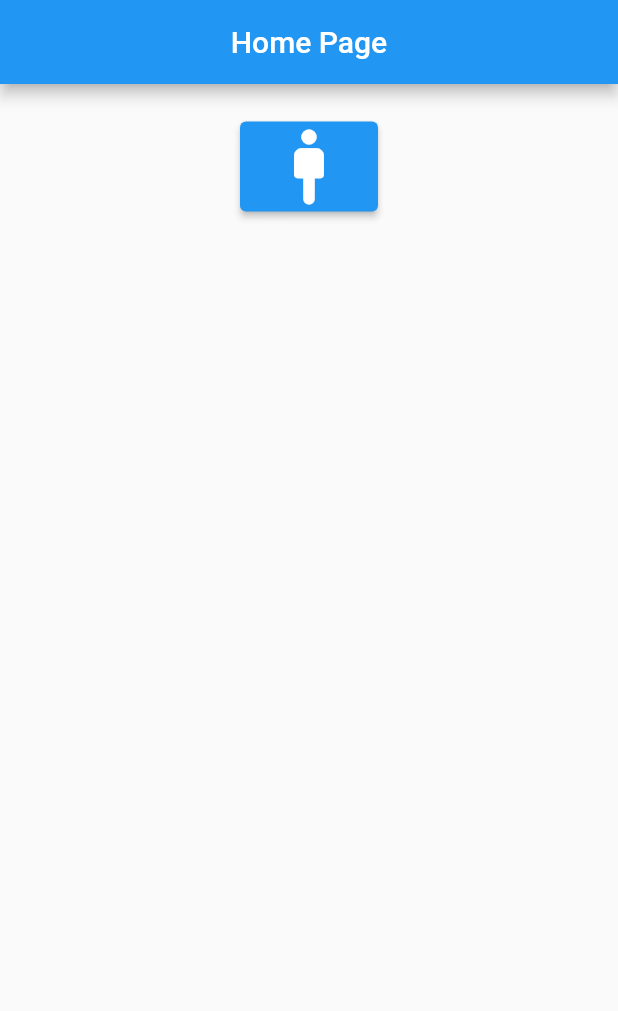
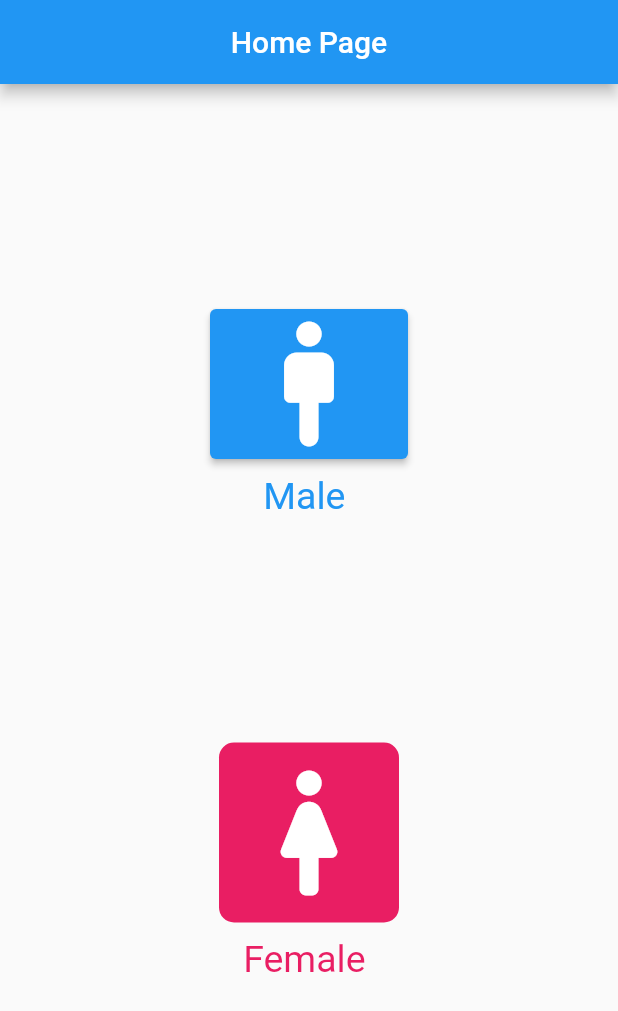
Before and after one commit to AliKomayha/HealthMate_Calc, a Flutter app: the screen it shows after launch, on a phone screen of 412 x 824 dp. Shown: the top 1011 px of the screen. Run offline on Flutter 3.47's test engine with Material 2 defaults, Android fonts, the phone set to English and light mode, and no system bars.

```diff
--- a/lib/home.dart
+++ b/lib/home.dart
@@ -1,5 +1,8 @@
+import 'dart:ui';
+
 import 'package:flutter/material.dart';
 import 'malePage.dart';
+import 'femalePage.dart';
 
 class Home extends StatefulWidget {
   const Home({super.key});
@@ -20,20 +23,57 @@ class _HomeState extends State<Home> {
       body: Center(child: Column(
 
         children: [
-          const SizedBox(height: 25.0,),
+          const SizedBox(height: 150.0,),
 
+          /// male page button
           ElevatedButton(
-              child: const Icon(Icons.man_2_rounded, size: 60),
+
+              child:  Container(
+                   // width: 120,
+                  // height: 120,
+
+                // decoration: BoxDecoration(
+                //   color: Colors.lightBlueAccent,
+                //   //borderRadius: BorderRadius.circular(10),
+                //   ),
+
+                child: Icon(Icons.man_2_rounded, size: 100, color: Colors.white,),
+              ),
+
               onPressed: (){
 
                 Navigator.of(context).push(
                   MaterialPageRoute(builder: (context)=> const malePage(),
                   )
+                );
+              },
+          ),
+          const SizedBox(height: 10.0,),
+          const Text("Male ", style: TextStyle(fontSize: 25.0,color: Colors.blue)),
+          const SizedBox(height: 150.0,),
 
-                );
 
-              },
-          )
+        /// female page button
+        GestureDetector(
+          onTap: () {
+            Navigator.push(
+              context,
+              MaterialPageRoute(builder: (context) => femalePage()),
+            );
+          },
+          child: Container(
+            width: 120,
+            height: 120,
+            decoration: BoxDecoration(
+              color: Colors.pink,
+              borderRadius: BorderRadius.circular(10),
+            ),
+            child: Icon(Icons.woman_2_rounded, size: 100, color: Colors.white),
+          ),
+
+        ),
+          const SizedBox(height: 10.0,),
+          const Text("Female ", style: TextStyle(fontSize: 25.0,color: Colors.pink)),
         ],
 
       ),)
```
Also changed, not shown: lib/femalePage.dart (added, +23 -0 lines).
